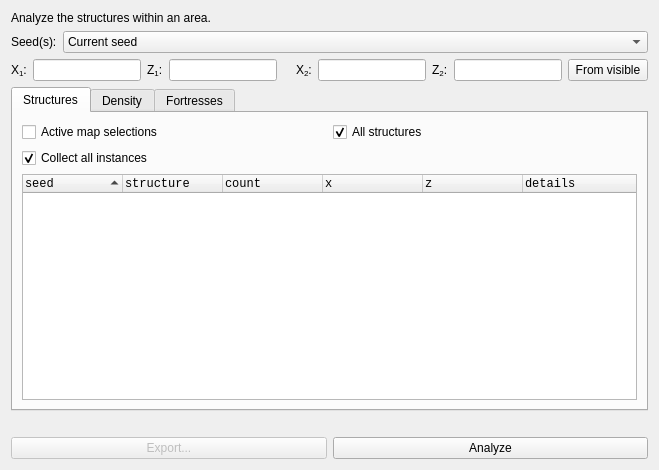
First picture: the form in src/tabstructures.ui, repository DUzzL/Seed-Atlas, before the edit.
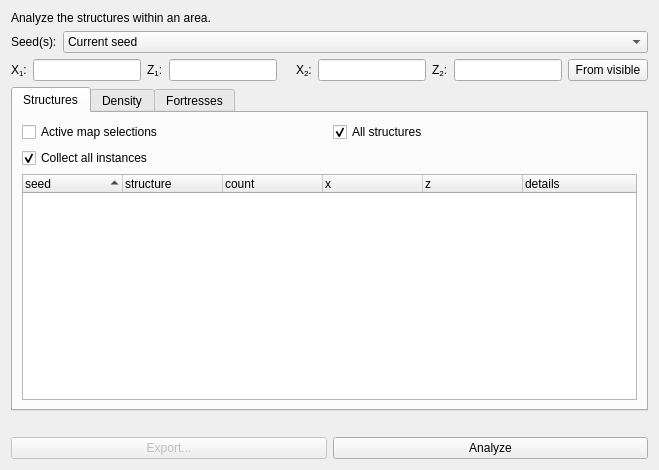
Second picture: the form after the edit. Custom widgets are drawn as their Qt base class.

Patch:
```diff
--- a/src/tabstructures.ui
+++ b/src/tabstructures.ui
@@ -111,12 +111,7 @@
         </layout>
        </item>
        <item row="1" column="0">
-        <widget class="QTreeWidget" name="treeStructs">
-         <property name="font">
-          <font>
-           <family>Courier New</family>
-          </font>
-         </property>
+        <widget class="ResultTree" name="treeStructs">
          <property name="editTriggers">
           <set>QAbstractItemView::NoEditTriggers</set>
          </property>
@@ -477,6 +472,11 @@
   </layout>
  </widget>
  <customwidgets>
+  <customwidget>
+   <class>ResultTree</class>
+   <extends>QTreeWidget</extends>
+   <header>src/resultlist.h</header>
+  </customwidget>
   <customwidget>
    <class>CoordEdit</class>
    <extends>QLineEdit</extends>
```
Left out of the diff: 14 changed lines with no effect on the pictures.
